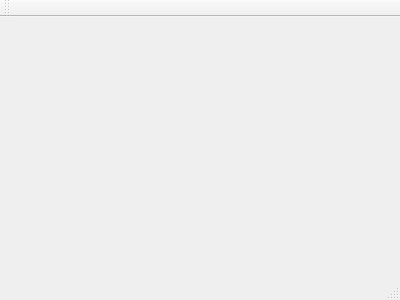
The window that mainwindow.ui (james-sakalaukus/ethernet_gui) describes before a commit, drawn with Qt 5.
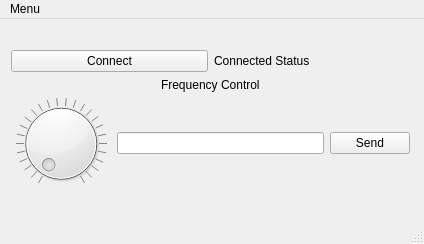
The same window after the commit.

The edit to the form file:
```diff
--- a/mainwindow.ui
+++ b/mainwindow.ui
@@ -1,24 +1,137 @@
 <ui version="4.0">
  <class>MainWindow</class>
- <widget class="QMainWindow" name="MainWindow" >
-  <property name="geometry" >
+ <widget class="QMainWindow" name="MainWindow">
+  <property name="geometry">
    <rect>
     <x>0</x>
     <y>0</y>
-    <width>400</width>
-    <height>300</height>
+    <width>424</width>
+    <height>244</height>
    </rect>
   </property>
   <property name="windowTitle" >
    <string>MainWindow</string>
   </property>
-  <widget class="QMenuBar" name="menuBar" />
-  <widget class="QToolBar" name="mainToolBar" />
-  <widget class="QWidget" name="centralWidget" />
-  <widget class="QStatusBar" name="statusBar" />
+  <widget class="QWidget" name="centralWidget">
+   <widget class="QWidget" name="verticalLayoutWidget">
+    <property name="geometry">
+     <rect>
+      <x>0</x>
+      <y>20</y>
+      <width>421</width>
+      <height>161</height>
+     </rect>
+    </property>
+    <layout class="QVBoxLayout" name="verticalLayout">
+     <item>
+      <layout class="QHBoxLayout" name="horizontalLayout_2">
+       <item>
+        <widget class="QPushButton" name="connect_button">
+         <property name="text">
+          <string>Connect</string>
+         </property>
+        </widget>
+       </item>
+       <item>
+        <widget class="QLabel" name="connect_status">
+         <property name="text">
+          <string>Connected Status</string>
+         </property>
+        </widget>
+       </item>
+      </layout>
+     </item>
+     <item>
+      <layout class="QVBoxLayout" name="verticalLayout_2">
+       <item alignment="Qt::AlignHCenter|Qt::AlignVCenter">
+        <widget class="QLabel" name="label">
+         <property name="sizePolicy">
+          <sizepolicy hsizetype="Minimum" vsizetype="Minimum">
+           <horstretch>0</horstretch>
+           <verstretch>0</verstretch>
+          </sizepolicy>
+         </property>
+         <property name="minimumSize">
+          <size>
+           <width>62</width>
+           <height>14</height>
+          </size>
+         </property>
+         <property name="text">
+          <string>Frequency Control</string>
+         </property>
+         <property name="alignment">
+          <set>Qt::AlignBottom|Qt::AlignLeading|Qt::AlignLeft</set>
+         </property>
+        </widget>
+       </item>
+       <item>
+        <layout class="QHBoxLayout" name="horizontalLayout">
+         <item>
+          <widget class="QDial" name="frequency_dial">
+           <property name="sizePolicy">
+            <sizepolicy hsizetype="Minimum" vsizetype="Minimum">
+             <horstretch>0</horstretch>
+             <verstretch>0</verstretch>
+            </sizepolicy>
+           </property>
+           <property name="maximum">
+            <number>1500</number>
+           </property>
+           <property name="singleStep">
+            <number>10</number>
+           </property>
+           <property name="notchesVisible">
+            <bool>true</bool>
+           </property>
+          </widget>
+         </item>
+         <item>
+          <widget class="QLineEdit" name="frequency_text_box"/>
+         </item>
+         <item>
+          <widget class="QPushButton" name="send_frequency_button">
+           <property name="text">
+            <string>Send</string>
+           </property>
+          </widget>
+         </item>
+        </layout>
+       </item>
+      </layout>
+     </item>
+    </layout>
+   </widget>
+   <zorder>verticalLayoutWidget</zorder>
+   <zorder>verticalLayoutWidget</zorder>
+   <zorder>horizontalLayoutWidget</zorder>
+   <zorder>horizontalLayoutWidget</zorder>
+  </widget>
+  <widget class="QMenuBar" name="menuBar">
+   <property name="geometry">
+    <rect>
+     <x>0</x>
+     <y>0</y>
+     <width>424</width>
+     <height>25</height>
+    </rect>
+   </property>
+   <widget class="QMenu" name="menuDDS_Control_Interface">
+    <property name="title">
+     <string>Menu</string>
+    </property>
+    <addaction name="actionExit"/>
+   </widget>
+   <addaction name="menuDDS_Control_Interface"/>
+  </widget>
+  <widget class="QStatusBar" name="statusBar"/>
+  <action name="actionExit">
+   <property name="text">
+    <string>Exit</string>
+   </property>
+  </action>
  </widget>
- <layoutDefault spacing="6" margin="11" />
- <pixmapfunction></pixmapfunction>
+ <layoutdefault spacing="6" margin="11"/>
  <resources/>
  <connections/>
 </ui>
```
Left out of the diff: 3 changed lines with no effect on the pictures.
